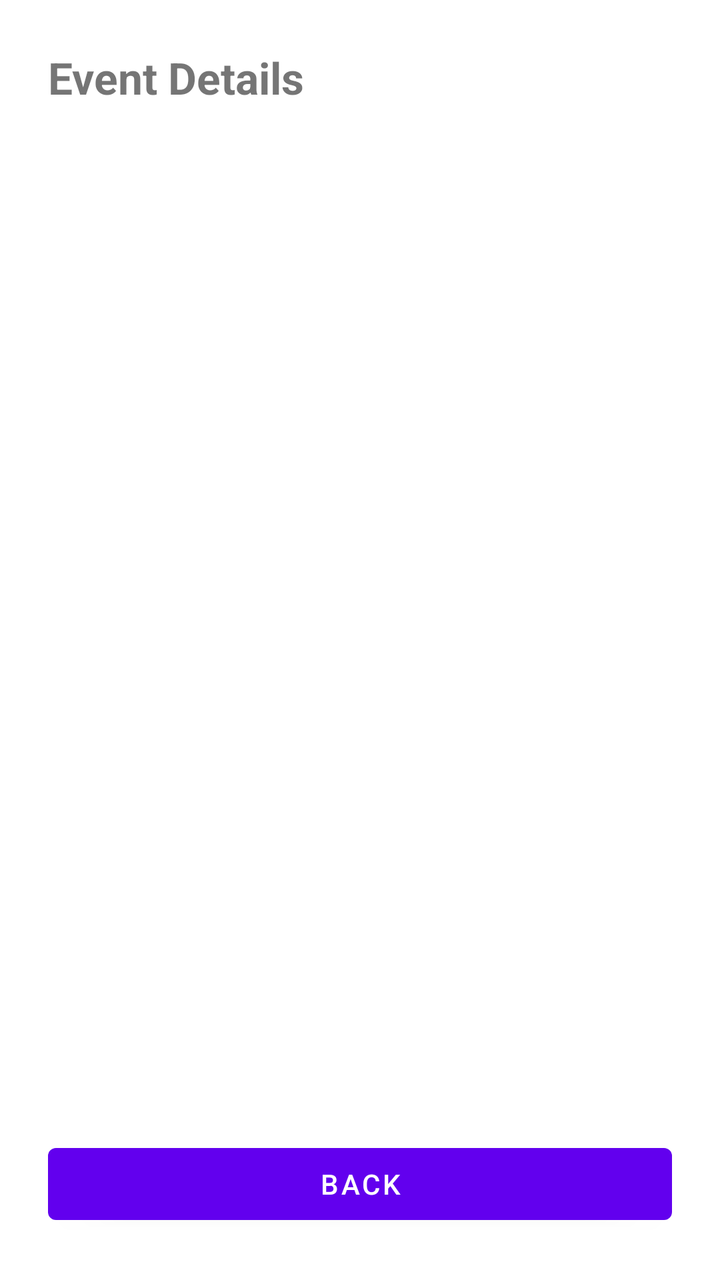
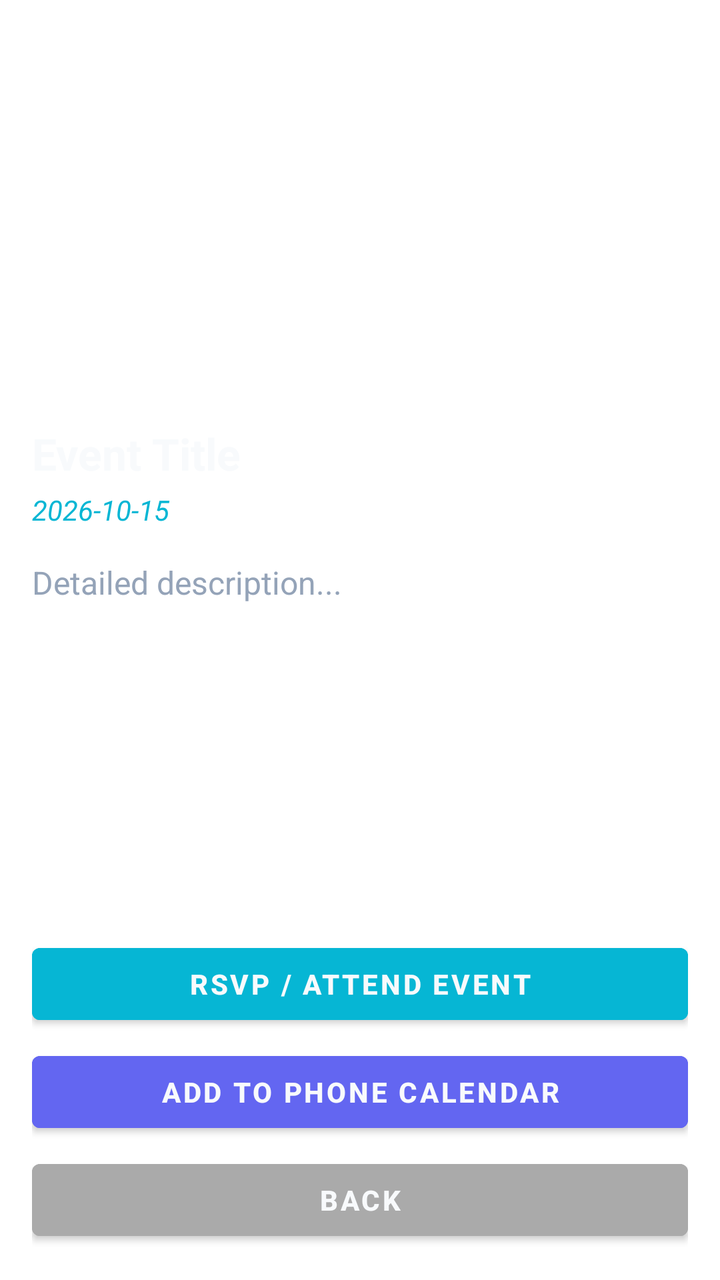

Before-and-after screenshots of an Android layout around one commit, followed by the original layout XML and the change that was made.
<!-- AndroidManifest.xml: activity theme Theme.MzansiCampusHub -->
<!-- res/layout/activity_event_detail.xml -->
<?xml version="1.0" encoding="utf-8"?>
<LinearLayout xmlns:android="http://schemas.android.com/apk/res/android"
    xmlns:app="http://schemas.android.com/apk/res-auto"
    xmlns:tools="http://schemas.android.com/tools"
    android:layout_width="match_parent"
    android:layout_height="match_parent"
    android:orientation="vertical"
    android:padding="24dp"
    tools:context=".EventDetailActivity">

    <TextView
        android:id="@+id/tvDetailHeader"
        android:layout_width="wrap_content"
        android:layout_height="wrap_content"
        android:text="@string/title_event_detail"
        android:textSize="22sp"
        android:textStyle="bold"
        android:layout_marginBottom="24dp" />

    <TextView
        android:id="@+id/tvDetailTitle"
        android:layout_width="match_parent"
        android:layout_height="wrap_content"
        android:textSize="20sp"
        android:textStyle="bold" />

    <TextView
        android:id="@+id/tvDetailDate"
        android:layout_width="match_parent"
        android:layout_height="wrap_content"
        android:textSize="14sp"
        android:textStyle="italic"
        android:textColor="#666666"
        android:layout_marginTop="4dp"
        android:layout_marginBottom="16dp" />

    <TextView
        android:id="@+id/tvDetailDescription"
        android:layout_width="match_parent"
        android:layout_height="0dp"
        android:layout_weight="1"
        android:textSize="16sp" />

    <Button
        android:id="@+id/btnBack"
        android:layout_width="match_parent"
        android:layout_height="wrap_content"
        android:text="@string/btn_back"
        android:layout_marginTop="16dp" />

</LinearLayout>
<!-- resources referenced by this layout -->
<resources>
  <string name="btn_back">Back</string>
  <string name="title_event_detail">Event Details</string>
  <style name="Theme.MzansiCampusHub" parent="Theme.MaterialComponents.DayNight.NoActionBar">
          <item name="colorPrimary">@color/purple_500</item>
          <item name="colorPrimaryVariant">@color/purple_700</item>
          <item name="colorOnPrimary">@color/white</item>
          <item name="colorSecondary">@color/teal_200</item>
          <item name="colorSecondaryVariant">@color/teal_700</item>
          <item name="colorOnSecondary">@color/black</item>
          <item name="android:statusBarColor" tools:targetApi="l">?attr/colorPrimaryVariant</item>
      </style>
</resources>

<!-- the commit's change to res/layout/activity_event_detail.xml (unified diff, before → after) -->
@@ -1,51 +1,78 @@
 <?xml version="1.0" encoding="utf-8"?>
-<LinearLayout xmlns:android="http://schemas.android.com/apk/res/android"
-    xmlns:app="http://schemas.android.com/apk/res-auto"
-    xmlns:tools="http://schemas.android.com/tools"
+<LinearLayout
+    xmlns:android="http://schemas.android.com/apk/res/android"
     android:layout_width="match_parent"
     android:layout_height="match_parent"
+    android:background="?android:attr/colorBackground"
     android:orientation="vertical"
-    android:padding="24dp"
-    tools:context=".EventDetailActivity">
+    android:padding="16dp">
 
-    <TextView
-        android:id="@+id/tvDetailHeader"
-        android:layout_width="wrap_content"
-        android:layout_height="wrap_content"
-        android:text="@string/title_event_detail"
-        android:textSize="22sp"
-        android:textStyle="bold"
-        android:layout_marginBottom="24dp" />
+    <ImageView
+        android:id="@+id/detailImage"
+        android:layout_width="match_parent"
+        android:layout_height="180dp"
+        android:layout_marginBottom="16dp"
+        android:scaleType="centerCrop"
+        android:contentDescription="Event Banner" />
 
     <TextView
         android:id="@+id/tvDetailTitle"
         android:layout_width="match_parent"
         android:layout_height="wrap_content"
-        android:textSize="20sp"
+        android:text="Event Title"
+        android:textColor="@color/textPrimary"
+        android:textSize="22sp"
         android:textStyle="bold" />
 
     <TextView
         android:id="@+id/tvDetailDate"
         android:layout_width="match_parent"
         android:layout_height="wrap_content"
+        android:layout_marginTop="4dp"
+        android:text="2026-10-15"
+        android:textColor="@color/secondary"
         android:textSize="14sp"
-        android:textStyle="italic"
-        android:textColor="#666666"
-        android:layout_marginTop="4dp"
-        android:layout_marginBottom="16dp" />
+        android:textStyle="italic" />
 
     <TextView
         android:id="@+id/tvDetailDescription"
         android:layout_width="match_parent"
         android:layout_height="0dp"
         android:layout_weight="1"
+        android:layout_marginTop="16dp"
+        android:text="Detailed description..."
+        android:textColor="@color/textSecondary"
         android:textSize="16sp" />
+
+    
+    <Button
+        android:id="@+id/btnRsvp"
+        android:layout_width="match_parent"
+        android:layout_height="48dp"
+        android:layout_marginTop="8dp"
+        android:backgroundTint="@color/secondary"
+        android:text="RSVP / Attend Event"
+        android:textColor="@color/textPrimary"
+        android:textStyle="bold" />
+
+    <Button
+        android:id="@+id/btnCalendar"
+        android:layout_width="match_parent"
+        android:layout_height="48dp"
+        android:layout_marginTop="6dp"
+        android:backgroundTint="@color/primary"
+        android:text="Add to Phone Calendar"
+        android:textColor="@color/textPrimary"
+        android:textStyle="bold" />
 
     <Button
         android:id="@+id/btnBack"
         android:layout_width="match_parent"
-        android:layout_height="wrap_content"
-        android:text="@string/btn_back"
-        android:layout_marginTop="16dp" />
+        android:layout_height="48dp"
+        android:layout_marginTop="6dp"
+        android:backgroundTint="@android:color/darker_gray"
+        android:text="BACK"
+        android:textColor="@color/textPrimary"
+        android:textStyle="bold" />
 
 </LinearLayout>
<!-- resource entries referenced after the edit -->
@@ -1,7 +1,9 @@
 <!-- resources referenced by this layout -->
 <resources>
-  <string name="btn_back">Back</string>
-  <string name="title_event_detail">Event Details</string>
+  <color name="primary">#6366F1</color>
+  <color name="secondary">#06B6D4</color>
+  <color name="textPrimary">#F8FAFC</color>
+  <color name="textSecondary">#94A3B8</color>
   <style name="Theme.MzansiCampusHub" parent="Theme.MaterialComponents.DayNight.NoActionBar">
           <item name="colorPrimary">@color/purple_500</item>
           <item name="colorPrimaryVariant">@color/purple_700</item>
@@ -11,5 +13,11 @@
           <item name="colorOnSecondary">@color/black</item>
           <item name="android:statusBarColor" tools:targetApi="l">?attr/colorPrimaryVariant</item>
       </style>
+  <color name="purple_500">#6366F1</color>
+  <color name="purple_700">#4F46E5</color>
+  <color name="white">#FFFFFFFF</color>
+  <color name="teal_200">#06B6D4</color>
+  <color name="teal_700">#0891B2</color>
+  <color name="black">#FF000000</color>
 </resources>
 
